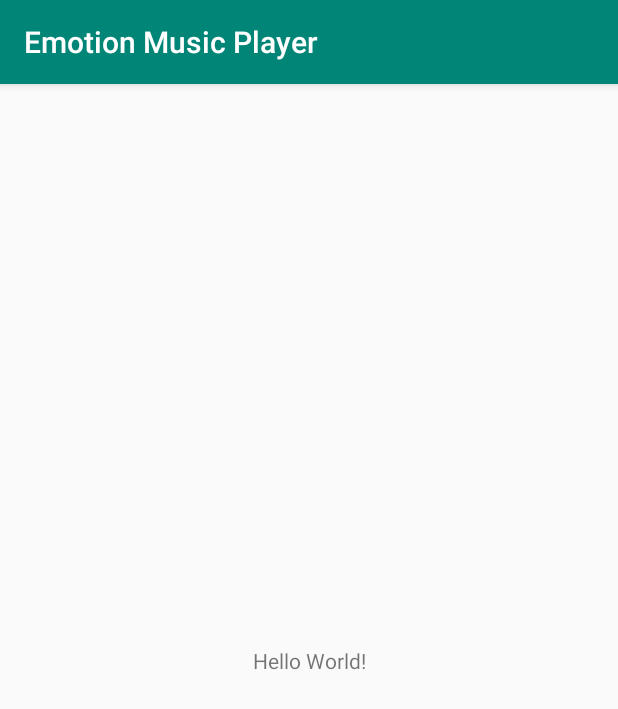
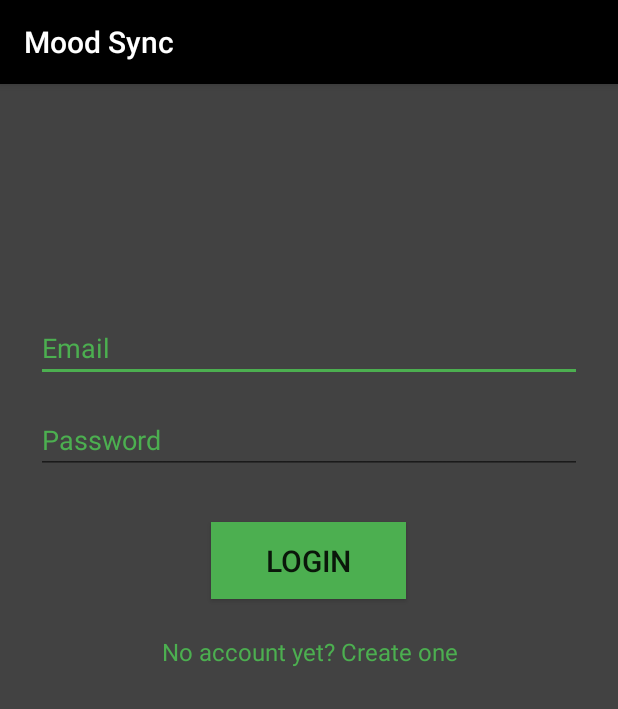
Before and after one commit to anshula16/EmotionMusicPlayer, an Android app: the screen it shows after launch (MainActivity before the commit, Login after it), on a phone screen of 412 x 824 dp. Shown: the top 709 px of the screen. Run offline under Robolectric (Android 15) with nearby library versions, the phone set to English and light mode, and no system bars.

Commit message:
Login/Sign-up activity designed.

```diff
--- a/app/build.gradle
+++ b/app/build.gradle
@@ -22,6 +22,9 @@ dependencies {
     implementation fileTree(dir: 'libs', include: ['*.jar'])
     implementation 'androidx.appcompat:appcompat:1.0.2'
     implementation 'androidx.constraintlayout:constraintlayout:1.1.3'
+    implementation 'com.google.android.material:material:1.0.0'
+    implementation 'androidx.annotation:annotation:1.0.2'
+    implementation 'androidx.lifecycle:lifecycle-extensions:2.0.0'
     testImplementation 'junit:junit:4.12'
     androidTestImplementation 'androidx.test.ext:junit:1.1.0'
     androidTestImplementation 'androidx.test.espresso:espresso-core:3.1.1'
--- a/app/src/main/AndroidManifest.xml
+++ b/app/src/main/AndroidManifest.xml
@@ -9,6 +9,8 @@
         android:roundIcon="@mipmap/ic_launcher_round"
         android:supportsRtl="true"
         android:theme="@style/AppTheme">
+        <activity android:name=".Login"></activity>
+
         <activity android:name=".MainActivity">
             <intent-filter>
                 <action android:name="android.intent.action.MAIN" />
--- /dev/null
+++ b/app/src/main/java/com/example/emotionmusicplayer/Login.java
@@ -0,0 +1,34 @@
+package com.example.emotionmusicplayer;
+
+import androidx.appcompat.app.AppCompatActivity;
+
+import android.content.Intent;
+import android.os.Bundle;
+import android.text.Html;
+
+public class Login extends AppCompatActivity {
+
+    @Override
+    protected void onCreate(Bundle savedInstanceState) {
+        super.onCreate(savedInstanceState);
+        setContentView(R.layout.activity_login);
+    }
+    @Override
+    protected void onActivityResult(int requestCode, int resultCode, Intent data) {
+        /*if (requestCode == REQUEST_SIGNUP) {
+            if (resultCode == RESULT_OK) {
+
+                // TODO: Implement successful signup logic here
+                // By default we just finish the Activity and log them in automatically
+                this.finish();
+            }
+        }*/
+
+    }
+
+    @Override
+    public void onBackPressed() {
+        // disable going back to the MainActivity
+        moveTaskToBack(true);
+    }
+}
--- a/app/src/main/java/com/example/emotionmusicplayer/MainActivity.java
+++ b/app/src/main/java/com/example/emotionmusicplayer/MainActivity.java
@@ -2,7 +2,11 @@ package com.example.emotionmusicplayer;
 
 import androidx.appcompat.app.AppCompatActivity;
 
+import android.content.Intent;
 import android.os.Bundle;
+import android.view.Menu;
+import android.view.MenuItem;
+
 
 public class MainActivity extends AppCompatActivity {
 
@@ -10,5 +14,31 @@ public class MainActivity extends AppCompatActivity {
     protected void onCreate(Bundle savedInstanceState) {
         super.onCreate(savedInstanceState);
         setContentView(R.layout.activity_main);
+
+
+        Intent intent = new Intent(this, Login.class);
+        startActivity(intent);
+    }
+
+    @Override
+    public boolean onCreateOptionsMenu(Menu menu) {
+        // Inflate the menu; this adds items to the action bar if it is present.
+        getMenuInflater().inflate(R.menu.menu_main, menu);
+        return true;
+    }
+
+    @Override
+    public boolean onOptionsItemSelected(MenuItem item) {
+        // Handle action bar item clicks here. The action bar will
+        // automatically handle clicks on the Home/Up button, so long
+        // as you specify a parent activity in AndroidManifest.xml.
+        int id = item.getItemId();
+
+        //noinspection SimplifiableIfStatement
+        if (id == R.id.action_settings) {
+            return true;
+        }
+
+        return super.onOptionsItemSelected(item);
     }
 }
--- /dev/null
+++ b/app/src/main/res/layout/activity_login.xml
@@ -0,0 +1,72 @@
+<?xml version="1.0" encoding="utf-8"?>
+<ScrollView xmlns:android="http://schemas.android.com/apk/res/android"
+android:layout_width="fill_parent"
+android:layout_height="fill_parent"
+android:fitsSystemWindows="true"
+    android:background="@color/cardview_dark_background">
+
+<LinearLayout
+    android:orientation="vertical"
+    android:layout_width="match_parent"
+    android:layout_height="wrap_content"
+    android:paddingTop="145dp"
+    android:paddingLeft="24dp"
+    android:paddingRight="24dp"
+    android:background="@color/cardview_dark_background">
+
+    <!-- Email Label -->
+
+    <!-- Password Label -->
+    <EditText
+        android:id="@+id/input_email"
+        android:layout_width="match_parent"
+        android:layout_height="wrap_content"
+        android:layout_marginTop="8dp"
+        android:layout_marginBottom="8dp"
+        android:hint="Email"
+        android:inputType="textEmailAddress"
+        android:textColor="@color/colorAccent"
+        android:textColorHighlight="@color/colorAccent"
+        android:textColorHint="#4CAF50"
+        android:textColorLink="@color/colorAccent"
+        android:textCursorDrawable="@color/colorAccent" />
+
+    <EditText
+        android:id="@+id/input_password"
+        android:layout_width="match_parent"
+        android:layout_height="wrap_content"
+        android:layout_marginTop="8dp"
+        android:layout_marginBottom="8dp"
+        android:hint="Password"
+        android:inputType="textPassword"
+        android:textColor="@color/colorAccent"
+        android:textColorHighlight="@color/colorAccent"
+        android:textColorHint="@color/colorAccent"
+        android:textColorLink="@color/colorAccent"
+        android:textCursorDrawable="@color/colorAccent" />
+
+    <androidx.appcompat.widget.AppCompatButton
+        android:id="@+id/btn_login"
+        android:layout_width="130dp"
+        android:layout_height="wrap_content"
+        android:layout_marginTop="24dp"
+        android:layout_marginBottom="24dp"
+        android:layout_gravity="center_vertical|center_horizontal"
+        android:background="@color/colorAccent"
+        android:padding="12dp"
+        android:textSize="20dp"
+        android:text="Login"
+        android:textColorLink="#4CAF50" />
+
+    <TextView
+        android:id="@+id/link_signup"
+        android:layout_width="fill_parent"
+        android:layout_height="wrap_content"
+        android:layout_marginBottom="24dp"
+        android:gravity="center"
+        android:text="No account yet? Create one"
+        android:textColor="#4CAF50"
+        android:textSize="16dip" />
+
+</LinearLayout>
+</ScrollView>
--- a/app/src/main/res/layout/activity_main.xml
+++ b/app/src/main/res/layout/activity_main.xml
@@ -15,4 +15,6 @@
         app:layout_constraintRight_toRightOf="parent"
         app:layout_constraintTop_toTopOf="parent" />
 
+        />
+
 </androidx.constraintlayout.widget.ConstraintLayout>
--- /dev/null
+++ b/app/src/main/res/menu/menu_main.xml
@@ -0,0 +1,6 @@
+<menu xmlns:android="http://schemas.android.com/apk/res/android"
+    xmlns:app="http://schemas.android.com/apk/res-auto"
+    xmlns:tools="http://schemas.android.com/tools" tools:context=".MainActivity">
+    <item android:id="@+id/action_settings" android:title="@string/action_settings"
+        android:orderInCategory="100" app:showAsAction="never" />
+</menu>
--- a/app/src/main/res/values/colors.xml
+++ b/app/src/main/res/values/colors.xml
@@ -1,6 +1,6 @@
 <?xml version="1.0" encoding="utf-8"?>
 <resources>
-    <color name="colorPrimary">#008577</color>
+    <color name="colorPrimary">#000000</color>
     <color name="colorPrimaryDark">#00574B</color>
-    <color name="colorAccent">#D81B60</color>
+    <color name="colorAccent">#4CAF50</color>
 </resources>
--- /dev/null
+++ b/app/src/main/res/values/dimens.xml
@@ -0,0 +1,5 @@
+<resources>
+    <!-- Default screen margins, per the Android Design guidelines. -->
+    <dimen name="activity_horizontal_margin">16dp</dimen>
+    <dimen name="activity_vertical_margin">16dp</dimen>
+</resources>
--- a/app/src/main/res/values/strings.xml
+++ b/app/src/main/res/values/strings.xml
@@ -1,3 +1,14 @@
 <resources>
-    <string name="app_name">Emotion Music Player</string>
+    <string name="app_name">Mood Sync</string>
+    <string name="title_activity_login">Sign in</string>
+    <string name="prompt_email">Email</string>
+    <string name="prompt_password">Password</string>
+    <string name="action_sign_in">Sign in or register</string>
+    <string name="action_sign_in_short">Sign in</string>
+    <string name="welcome">"Welcome !"</string>
+    <string name="invalid_username">Not a valid username</string>
+    <string name="invalid_password">Password must be >5 characters</string>
+    <string name="login_failed">"Login failed"</string>
+    <string name="hello_world">Hello world!</string>
+    <string name="action_settings">Settings</string>
 </resources>
--- a/app/src/main/res/values/styles.xml
+++ b/app/src/main/res/values/styles.xml
@@ -3,9 +3,16 @@
     <!-- Base application theme. -->
     <style name="AppTheme" parent="Theme.AppCompat.Light.DarkActionBar">
         <!-- Customize your theme here. -->
-        <item name="colorPrimary">@color/colorPrimary</item>
+        <item name="colorPrimary">#000000</item>
         <item name="colorPrimaryDark">@color/colorPrimaryDark</item>
         <item name="colorAccent">@color/colorAccent</item>
+
+        <!--<item name="android:textColorPrimary">@color/colorAccent</item>-->
+
+    </style>
+    <style name="MyTheme.ActionBar.TitleTextStyle" parent="@android:style/TextAppearance">
+        <item name="android:textColor">@color/colorAccent</item>
+        <!--<item name="android:textSize">12sp</item>-->
     </style>
 
 </resources>
--- a/build.gradle
+++ b/build.gradle
@@ -8,6 +8,7 @@ buildscript {
     }
     dependencies {
         classpath 'com.android.tools.build:gradle:3.5.2'
+
 
         // NOTE: Do not place your application dependencies here; they belong
         // in the individual module build.gradle files
```
